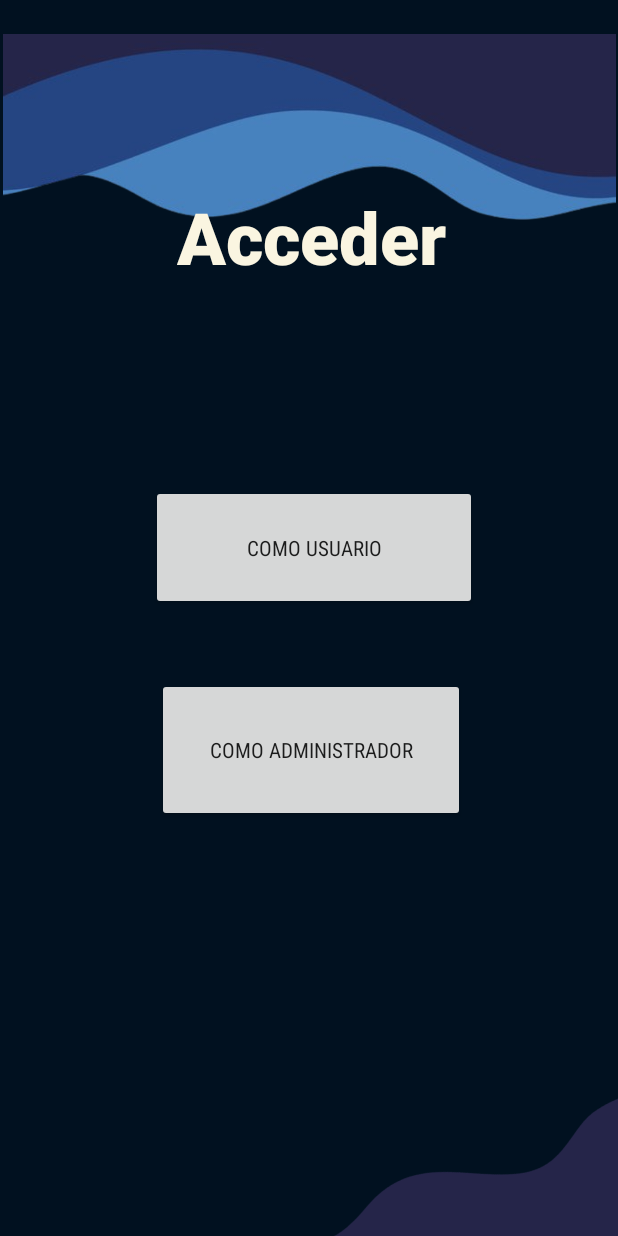
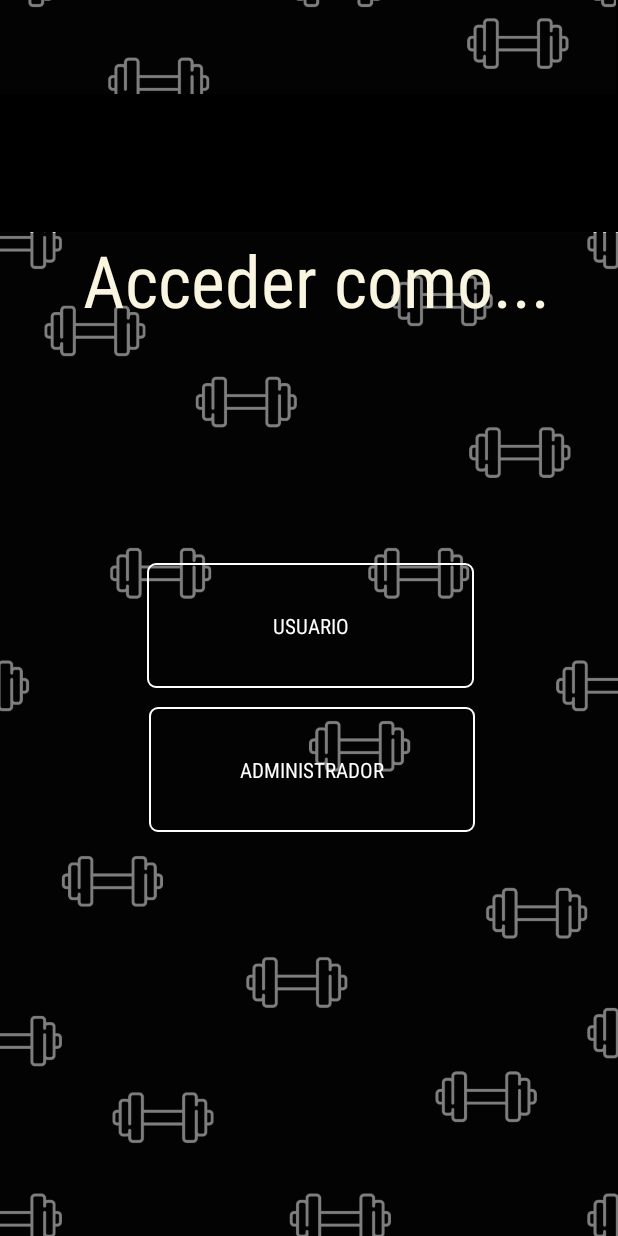
Before and after one commit to Edubedo/hmbmodel, an Android app: the elegir_tipo_usuario screen opened directly, with no data from a screen before it, on a phone screen of 412 x 824 dp. Run offline under Robolectric (Android 15) with nearby library versions, the phone set to English and light mode, and no system bars.

Commit message:
cambios de fondo incompletos

```diff
--- a/app/src/main/java/com/example/splash/MainActivity.java
+++ b/app/src/main/java/com/example/splash/MainActivity.java
@@ -52,5 +52,6 @@ public class MainActivity extends AppCompatActivity {
                 }
             }
         });
+
     }
 }
--- a/app/src/main/java/com/example/splash/elegir_tipo_usuario.java
+++ b/app/src/main/java/com/example/splash/elegir_tipo_usuario.java
@@ -1,9 +1,12 @@
 package com.example.splash;
 
+import android.animation.ValueAnimator;
 import android.content.Intent;
 import android.os.Bundle;
 import android.view.View;
+import android.view.animation.LinearInterpolator;
 import android.widget.Button;
+import android.widget.ImageView;
 
 import androidx.appcompat.app.AppCompatActivity;
 import androidx.core.graphics.Insets;
@@ -46,5 +49,23 @@ public class elegir_tipo_usuario extends AppCompatActivity {
                 startActivity(intent);
             }
         });
+        final ImageView backgroundOne = (ImageView) findViewById(R.id.background_one);
+        final ImageView backgroundTwo = (ImageView) findViewById(R.id.background_two);
+
+        final ValueAnimator animator = ValueAnimator.ofFloat(0.0f, 1.0f);
+        animator.setRepeatCount(ValueAnimator.INFINITE);
+        animator.setInterpolator(new LinearInterpolator());
+        animator.setDuration(20000L);
+        animator.addUpdateListener(new ValueAnimator.AnimatorUpdateListener() {
+            @Override
+            public void onAnimationUpdate(ValueAnimator animation) {
+                final float progress = (float) animation.getAnimatedValue();
+                final float height = backgroundOne.getHeight();
+                final float translationY = height * progress;
+                backgroundOne.setTranslationY(translationY);
+                backgroundTwo.setTranslationY(translationY - height);
+            }
+        });
+        animator.start();
     }
 }
--- a/app/src/main/res/layout/activity_elegir_tipo_usuario.xml
+++ b/app/src/main/res/layout/activity_elegir_tipo_usuario.xml
@@ -4,24 +4,63 @@
     xmlns:tools="http://schemas.android.com/tools"
     android:layout_width="match_parent"
     android:layout_height="match_parent"
-    android:background="#011120"
+    android:background="#000000"
     tools:context=".elegir_tipo_usuario"
     tools:ignore="ExtraText">
 
+    <Button
+        android:id="@+id/btnAccederUsuario"
+        android:layout_width="217dp"
+        android:layout_height="83dp"
+        android:layout_alignParentStart="true"
+        android:layout_alignParentEnd="true"
+        android:layout_alignParentBottom="true"
+        android:layout_marginStart="98dp"
+        android:layout_marginEnd="96dp"
+        android:layout_marginBottom="365dp"
+        android:background="@drawable/boton_salir"
+        android:fontFamily="sans-serif-condensed"
+        android:text="usuario"
+        android:textColor="#FFFFFF" />
+
+    <Button
+        android:id="@+id/btnAccederAdministrador"
+        android:layout_width="217dp"
+        android:layout_height="83dp"
+        android:layout_alignParentStart="true"
+        android:layout_alignParentEnd="true"
+        android:layout_alignParentBottom="true"
+        android:layout_marginStart="99dp"
+        android:layout_marginEnd="95dp"
+        android:layout_marginBottom="269dp"
+        android:background="@drawable/boton_salir"
+        android:fontFamily="sans-serif-condensed"
+        android:text="administrador"
+        android:textColor="#FFFFFF" />
+
     <ImageView
-        android:id="@+id/imageView2"
-        android:layout_width="407dp"
-        android:layout_height="411dp"
+        android:id="@+id/background_one"
+        android:layout_width="match_parent"
+        android:layout_height="match_parent"
         android:layout_alignParentStart="true"
         android:layout_alignParentTop="true"
         android:layout_alignParentEnd="true"
         android:layout_alignParentBottom="true"
-        android:layout_marginStart="2dp"
-        android:layout_marginTop="-122dp"
+        android:src="@drawable/movingbackground" />
+
+    <ImageView
+        android:id="@+id/background_two"
+        android:layout_width="match_parent"
+        android:layout_height="match_parent"
+        android:layout_alignParentStart="true"
+        android:layout_alignParentTop="true"
+        android:layout_alignParentEnd="true"
+        android:layout_alignParentBottom="true"
+        android:layout_marginStart="-1dp"
+        android:layout_marginTop="0dp"
         android:layout_marginEnd="1dp"
-        android:layout_marginBottom="441dp"
-        android:rotation="180"
-        app:srcCompat="@drawable/olasbg" />
+        android:layout_marginBottom="1dp"
+        android:src="@drawable/movingbackground" />
 
     <TextView
         android:id="@+id/textView6"
@@ -29,46 +68,11 @@
         android:layout_height="wrap_content"
         android:layout_alignParentStart="true"
         android:layout_alignParentTop="true"
-        android:layout_marginStart="118dp"
-        android:layout_marginTop="125dp"
-        android:fontFamily="sans-serif-black"
+        android:layout_marginStart="55dp"
+        android:layout_marginTop="154dp"
+        android:fontFamily="sans-serif-condensed"
         android:freezesText="false"
-        android:text="Acceder"
+        android:text="Acceder como..."
         android:textColor="#FAF5E1"
         android:textSize="48sp" />
-
-    <Button
-        android:id="@+id/btnAccederUsuario"
-        android:layout_width="217dp"
-        android:layout_height="83dp"
-        android:layout_alignParentEnd="true"
-        android:layout_alignParentBottom="true"
-        android:layout_marginEnd="94dp"
-        android:layout_marginBottom="417dp"
-        android:fontFamily="sans-serif-condensed"
-        android:text="Como usuario" />
-
-    <Button
-        android:id="@+id/btnAccederAdministrador"
-        android:layout_width="205dp"
-        android:layout_height="96dp"
-        android:layout_alignParentEnd="true"
-        android:layout_alignParentBottom="true"
-        android:layout_marginEnd="102dp"
-        android:layout_marginBottom="276dp"
-        android:fontFamily="sans-serif-condensed"
-        android:text="Como Administrador" />
-
-    <ImageView
-        android:id="@+id/imageView6"
-        android:layout_width="wrap_content"
-        android:layout_height="156dp"
-        android:layout_alignParentEnd="true"
-        android:layout_alignParentBottom="true"
-        android:layout_marginEnd="-229dp"
-        android:layout_marginBottom="-32dp"
-        android:rotation="20"
-        android:rotationY="180"
-        app:srcCompat="@drawable/olasbg"
-        app:tint="#252549" />
 </RelativeLayout>
```
Also changed, not shown: app/src/main/res/drawable/movingbackground.png (added).
